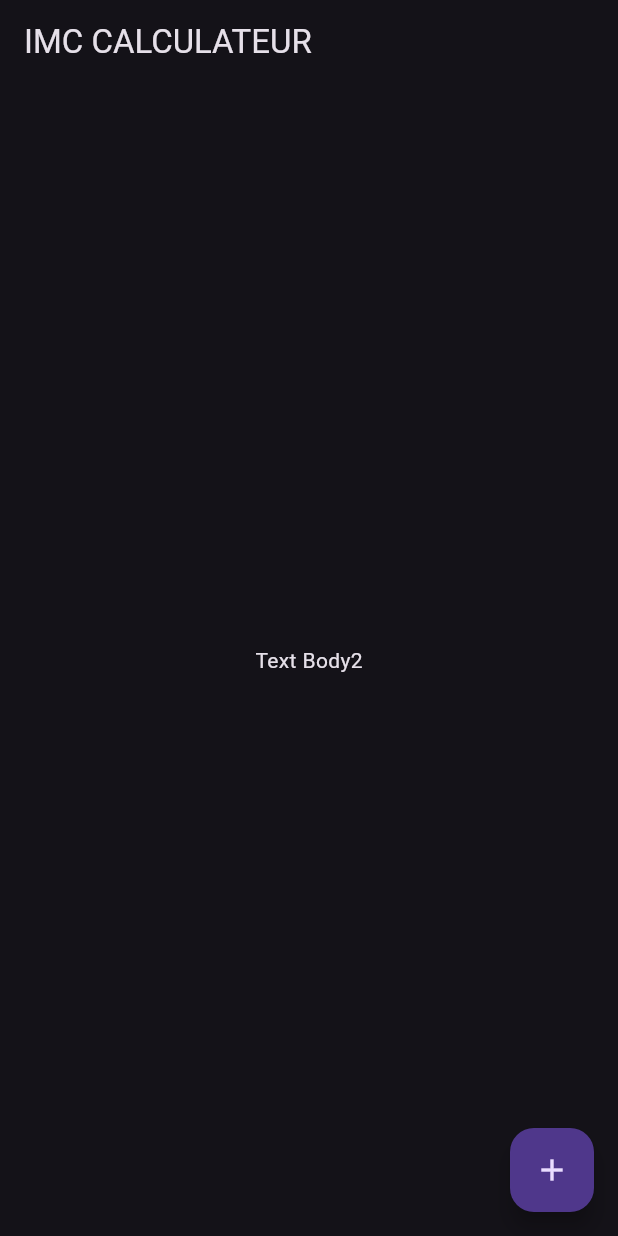
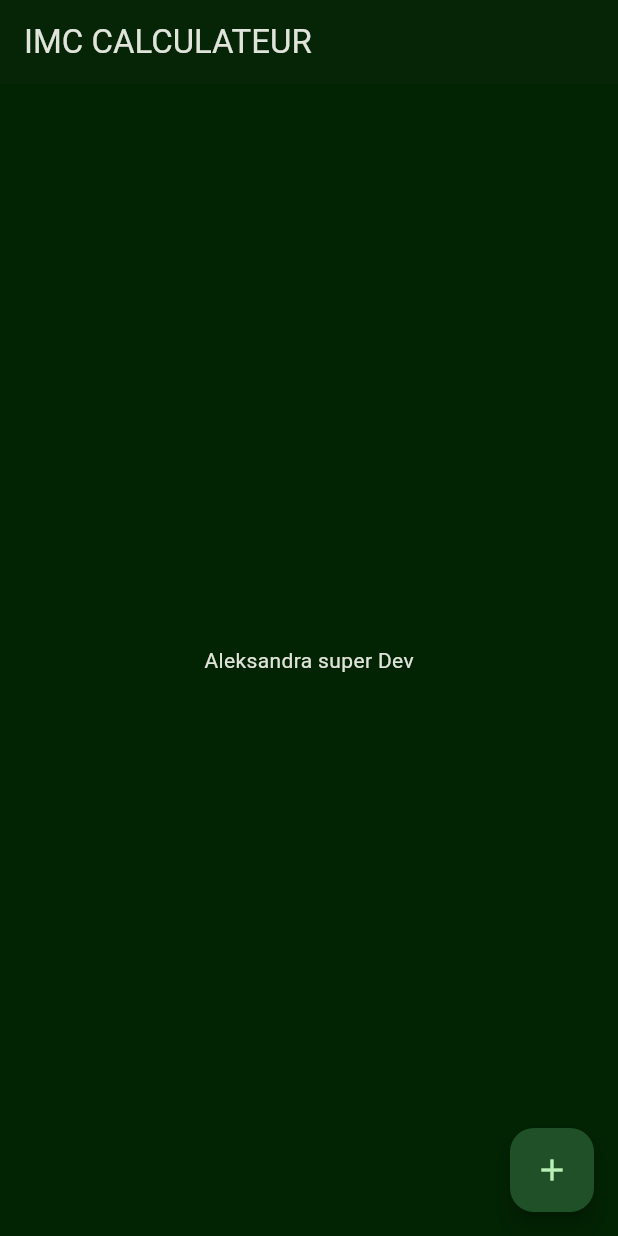
Before and after one commit to Aleks512/IMC-calculator-Flutter, a Flutter app: the screen it shows after launch, on a phone screen of 412 x 824 dp. Run offline on Flutter 3.47's test engine with Material 3 defaults, Android fonts, the phone set to English and light mode, and no system bars.

Commit message:
custom dark theme

```diff
--- a/lib/main.dart
+++ b/lib/main.dart
@@ -1,4 +1,5 @@
 import 'package:flutter/material.dart';
+import 'package:flutter/widgets.dart';
 
 void main() {
   runApp(const IMCalculateur());
@@ -10,8 +11,21 @@ class IMCalculateur extends StatelessWidget {
   @override
   Widget build(BuildContext context) {
     return MaterialApp(
-      theme: ThemeData.dark(),
-      home: InputPage(), // Correction: placez cette ligne à l'intérieur du MaterialApp.
+      theme: ThemeData(
+        scaffoldBackgroundColor: Color.fromARGB(255, 2, 36, 3),
+        appBarTheme: AppBarTheme(
+          backgroundColor: Color.fromARGB(93, 14, 40, 14), // Définissez explicitement la couleur de fond de l'AppBar
+        ),
+        useMaterial3: true,
+        // Define the default brightness and colors.
+        colorScheme: ColorScheme.fromSeed(
+          primary: Color.fromARGB(255, 115, 93, 78),
+          seedColor: Color.fromARGB(255, 78, 115, 79),
+          brightness: Brightness.dark,
+        ),
+      ),
+      home:
+          InputPage(), // Correction: placez cette ligne à l'intérieur du MaterialApp.
     );
   }
 }
@@ -31,7 +45,7 @@ class _InputPageState extends State<InputPage> {
         title: const Text("IMC CALCULATEUR"),
       ),
       body: const Center(
-        child: Text('Text Body2'),
+        child: Text("Aleksandra super Dev"),
       ),
       floatingActionButton: FloatingActionButton(
         child: const Icon(Icons.add),
```
